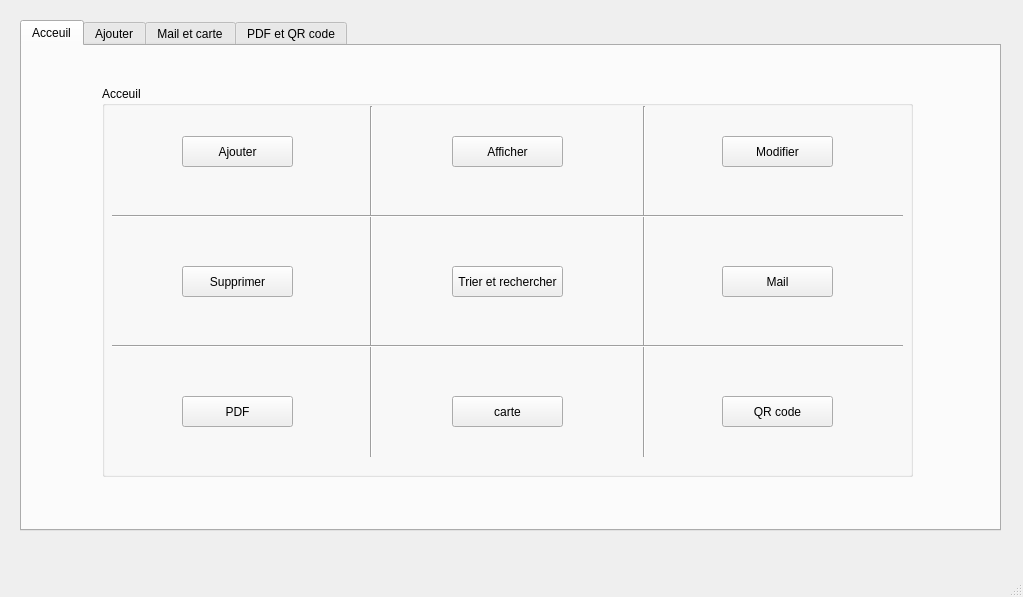
First picture: the form in mainwindow.ui, repository aziz212002/SMART-AIRPORT-2A21, before the edit.
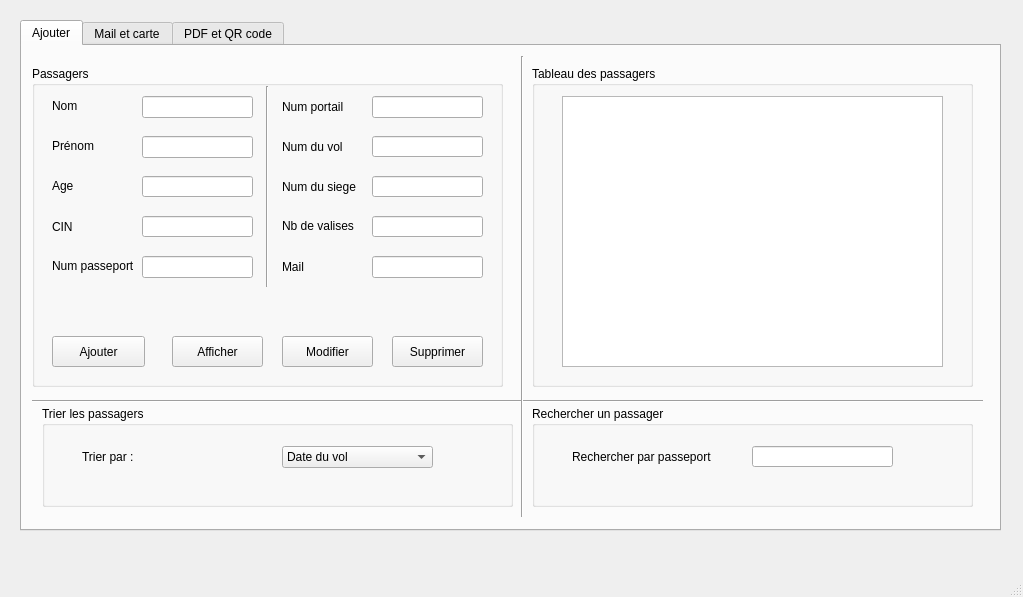
Second picture: the form after the edit. The open tabs and pages were chosen to show the change.

Diff of the .ui file:
```diff
--- a/mainwindow.ui
+++ b/mainwindow.ui
@@ -24,195 +24,8 @@
      </rect>
     </property>
     <property name="currentIndex">
-     <number>1</number>
+     <number>0</number>
     </property>
-    <widget class="QWidget" name="tab_3">
-     <attribute name="title">
-      <string>Acceuil</string>
-     </attribute>
-     <widget class="QGroupBox" name="groupBox_9">
-      <property name="geometry">
-       <rect>
-        <x>80</x>
-        <y>40</y>
-        <width>811</width>
-        <height>391</height>
-       </rect>
-      </property>
-      <property name="title">
-       <string>Acceuil</string>
-      </property>
-      <widget class="QPushButton" name="pushButton_11">
-       <property name="geometry">
-        <rect>
-         <x>620</x>
-         <y>180</y>
-         <width>111</width>
-         <height>31</height>
-        </rect>
-       </property>
-       <property name="text">
-        <string>Mail</string>
-       </property>
-      </widget>
-      <widget class="QPushButton" name="pushButton">
-       <property name="geometry">
-        <rect>
-         <x>80</x>
-         <y>50</y>
-         <width>111</width>
-         <height>31</height>
-        </rect>
-       </property>
-       <property name="text">
-        <string>Ajouter</string>
-       </property>
-      </widget>
-      <widget class="QPushButton" name="pushButton_19">
-       <property name="geometry">
-        <rect>
-         <x>350</x>
-         <y>50</y>
-         <width>111</width>
-         <height>31</height>
-        </rect>
-       </property>
-       <property name="text">
-        <string>Afficher</string>
-       </property>
-      </widget>
-      <widget class="QPushButton" name="pushButton_3">
-       <property name="geometry">
-        <rect>
-         <x>620</x>
-         <y>50</y>
-         <width>111</width>
-         <height>31</height>
-        </rect>
-       </property>
-       <property name="text">
-        <string>Modifier</string>
-       </property>
-      </widget>
-      <widget class="QPushButton" name="pushButton_20">
-       <property name="geometry">
-        <rect>
-         <x>350</x>
-         <y>180</y>
-         <width>111</width>
-         <height>31</height>
-        </rect>
-       </property>
-       <property name="text">
-        <string>Trier et rechercher</string>
-       </property>
-      </widget>
-      <widget class="QPushButton" name="pushButton_21">
-       <property name="geometry">
-        <rect>
-         <x>350</x>
-         <y>310</y>
-         <width>111</width>
-         <height>31</height>
-        </rect>
-       </property>
-       <property name="text">
-        <string>carte</string>
-       </property>
-      </widget>
-      <widget class="QPushButton" name="pushButton_2">
-       <property name="geometry">
-        <rect>
-         <x>80</x>
-         <y>180</y>
-         <width>111</width>
-         <height>31</height>
-        </rect>
-       </property>
-       <property name="text">
-        <string>Supprimer</string>
-       </property>
-      </widget>
-      <widget class="QPushButton" name="pushButton_4">
-       <property name="geometry">
-        <rect>
-         <x>80</x>
-         <y>310</y>
-         <width>111</width>
-         <height>31</height>
-        </rect>
-       </property>
-       <property name="text">
-        <string>PDF</string>
-       </property>
-      </widget>
-      <widget class="QPushButton" name="pushButton_12">
-       <property name="geometry">
-        <rect>
-         <x>620</x>
-         <y>310</y>
-         <width>111</width>
-         <height>31</height>
-        </rect>
-       </property>
-       <property name="text">
-        <string>QR code</string>
-       </property>
-      </widget>
-      <widget class="Line" name="line_6">
-       <property name="geometry">
-        <rect>
-         <x>179</x>
-         <y>20</y>
-         <width>181</width>
-         <height>351</height>
-        </rect>
-       </property>
-       <property name="orientation">
-        <enum>Qt::Vertical</enum>
-       </property>
-      </widget>
-      <widget class="Line" name="line_7">
-       <property name="geometry">
-        <rect>
-         <x>452</x>
-         <y>20</y>
-         <width>181</width>
-         <height>351</height>
-        </rect>
-       </property>
-       <property name="orientation">
-        <enum>Qt::Vertical</enum>
-       </property>
-      </widget>
-      <widget class="Line" name="line_8">
-       <property name="geometry">
-        <rect>
-         <x>10</x>
-         <y>85</y>
-         <width>791</width>
-         <height>91</height>
-        </rect>
-       </property>
-       <property name="orientation">
-        <enum>Qt::Horizontal</enum>
-       </property>
-      </widget>
-      <widget class="Line" name="line_9">
-       <property name="geometry">
-        <rect>
-         <x>10</x>
-         <y>210</y>
-         <width>791</width>
-         <height>101</height>
-        </rect>
-       </property>
-       <property name="orientation">
-        <enum>Qt::Horizontal</enum>
-       </property>
-      </widget>
-     </widget>
-    </widget>
     <widget class="QWidget" name="tab">
      <attribute name="title">
       <string>Ajouter</string>
@@ -220,7 +33,7 @@
      <widget class="QGroupBox" name="groupBox_5">
       <property name="geometry">
        <rect>
-        <x>20</x>
+        <x>10</x>
         <y>20</y>
         <width>471</width>
         <height>321</height>
@@ -268,7 +81,7 @@
         <string>Age</string>
        </property>
       </widget>
-      <widget class="QLineEdit" name="lineEdit_nom_3">
+      <widget class="QLineEdit" name="lineEdit_nom">
        <property name="geometry">
         <rect>
          <x>110</x>
@@ -278,7 +91,7 @@
         </rect>
        </property>
       </widget>
-      <widget class="QLineEdit" name="lineEdit_prenom_3">
+      <widget class="QLineEdit" name="lineEdit_prenom">
        <property name="geometry">
         <rect>
          <x>110</x>
@@ -288,7 +101,7 @@
         </rect>
        </property>
       </widget>
-      <widget class="QLineEdit" name="lineEdit_passport_3">
+      <widget class="QLineEdit" name="lineEdit_valise">
        <property name="geometry">
         <rect>
          <x>340</x>
@@ -324,7 +137,7 @@
         <string>Nb de valises</string>
        </property>
       </widget>
-      <widget class="QLineEdit" name="lineEdit_vol_3">
+      <widget class="QLineEdit" name="lineEdit_cin">
        <property name="geometry">
         <rect>
          <x>110</x>
@@ -334,7 +147,7 @@
         </rect>
        </property>
       </widget>
-      <widget class="QLineEdit" name="lineEdit_valise_3">
+      <widget class="QLineEdit" name="lineEdit_pass">
        <property name="geometry">
         <rect>
          <x>110</x>
@@ -344,7 +157,7 @@
         </rect>
        </property>
       </widget>
-      <widget class="QLineEdit" name="lineEdit_4">
+      <widget class="QLineEdit" name="lineEdit_porte">
        <property name="geometry">
         <rect>
          <x>340</x>
@@ -354,7 +167,7 @@
         </rect>
        </property>
       </widget>
-      <widget class="QLineEdit" name="lineEdit_5">
+      <widget class="QLineEdit" name="lineEdit_siege">
        <property name="geometry">
         <rect>
          <x>340</x>
@@ -364,16 +177,6 @@
         </rect>
        </property>
       </widget>
-      <widget class="QDateEdit" name="dateEdit_3">
-       <property name="geometry">
-        <rect>
-         <x>110</x>
-         <y>110</y>
-         <width>111</width>
-         <height>21</height>
-        </rect>
-       </property>
-      </widget>
       <widget class="QLabel" name="label_22">
        <property name="geometry">
         <rect>
@@ -413,57 +216,11 @@
         <string>CIN</string>
        </property>
       </widget>
-      <widget class="QDateEdit" name="dateEdit_4">
-       <property name="geometry">
-        <rect>
-         <x>340</x>
-         <y>190</y>
-         <width>111</width>
-         <height>22</height>
-        </rect>
-       </property>
-      </widget>
-      <widget class="QTimeEdit" name="timeEdit_2">
-       <property name="geometry">
-        <rect>
-         <x>340</x>
-         <y>230</y>
-         <width>111</width>
-         <height>22</height>
-        </rect>
-       </property>
-      </widget>
-      <widget class="QLabel" name="label_25">
-       <property name="geometry">
-        <rect>
-         <x>250</x>
-         <y>190</y>
-         <width>81</width>
-         <height>21</height>
-        </rect>
-       </property>
-       <property name="text">
-        <string>Date du vol</string>
-       </property>
-      </widget>
-      <widget class="QLabel" name="label_26">
-       <property name="geometry">
-        <rect>
-         <x>250</x>
-         <y>230</y>
-         <width>81</width>
-         <height>21</height>
-        </rect>
-       </property>
-       <property name="text">
-        <string>Heure du vol</string>
-       </property>
-      </widget>
       <widget class="QLabel" name="label_27">
        <property name="geometry">
         <rect>
-         <x>20</x>
-         <y>230</y>
+         <x>250</x>
+         <y>190</y>
          <width>81</width>
          <height>21</height>
         </rect>
@@ -472,17 +229,17 @@
         <string>Mail</string>
        </property>
       </widget>
-      <widget class="QLineEdit" name="lineEdit_6">
+      <widget class="QLineEdit" name="lineEdit_mail">
        <property name="geometry">
         <rect>
-         <x>110</x>
-         <y>230</y>
+         <x>340</x>
+         <y>190</y>
          <width>111</width>
          <height>22</height>
         </rect>
        </property>
       </widget>
-      <widget class="QLineEdit" name="lineEdit_13">
+      <widget class="QLineEdit" name="lineEdit_vol">
        <property name="geometry">
         <rect>
          <x>340</x>
@@ -505,7 +262,7 @@
         <string>Num portail</string>
        </property>
       </widget>
-      <widget class="QPushButton" name="pushButton_7">
+      <widget class="QPushButton" name="pushButton_affiche">
        <property name="geometry">
         <rect>
          <x>140</x>
@@ -518,7 +275,7 @@
         <string>Afficher</string>
        </property>
       </widget>
-      <widget class="QPushButton" name="pushButton_5">
+      <widget class="QPushButton" name="pb_ajouter">
        <property name="geometry">
         <rect>
          <x>20</x>
@@ -531,7 +288,7 @@
         <string>Ajouter</string>
        </property>
       </widget>
-      <widget class="QPushButton" name="pushButton_22">
+      <widget class="QPushButton" name="pb_modif">
        <property name="geometry">
         <rect>
          <x>250</x>
@@ -544,7 +301,7 @@
         <string>Modifier</string>
        </property>
       </widget>
-      <widget class="QPushButton" name="pushButton_23">
+      <widget class="QPushButton" name="pb_supp">
        <property name="geometry">
         <rect>
          <x>360</x>
@@ -554,7 +311,7 @@
         </rect>
        </property>
        <property name="text">
-        <string>Suprimer</string>
+        <string>Supprimer</string>
        </property>
       </widget>
       <widget class="Line" name="line">
@@ -563,13 +320,23 @@
          <x>225</x>
          <y>20</y>
          <width>21</width>
-         <height>241</height>
+         <height>201</height>
         </rect>
        </property>
        <property name="orientation">
         <enum>Qt::Vertical</enum>
        </property>
       </widget>
+      <widget class="QLineEdit" name="lineEdit_age">
+       <property name="geometry">
+        <rect>
+         <x>110</x>
+         <y>110</y>
+         <width>111</width>
+         <height>21</height>
+        </rect>
+       </property>
+      </widget>
      </widget>
      <widget class="QGroupBox" name="groupBox_7">
       <property name="geometry">
@@ -583,75 +350,15 @@
       <property name="title">
        <string>Tableau des passagers</string>
       </property>
-      <widget class="QTableWidget" name="tableWidget">
+      <widget class="QTableView" name="tablePassager">
        <property name="geometry">
         <rect>
-         <x>20</x>
+         <x>30</x>
          <y>30</y>
-         <width>401</width>
+         <width>381</width>
          <height>271</height>
         </rect>
        </property>
-       <column>
-        <property name="text">
-         <string>Nom</string>
-        </property>
-       </column>
-       <column>
-        <property name="text">
-         <string>Prénom</string>
-        </property>
-       </column>
-       <column>
-        <property name="text">
-         <string>Age</string>
-        </property>
-       </column>
-       <column>
-        <property name="text">
-         <string>CIN</string>
-        </property>
-       </column>
-       <column>
-        <property name="text">
-         <string>Passeport</string>
-        </property>
-       </column>
-       <column>
-        <property name="text">
-         <string>Nouvelle colonne</string>
-        </property>
-       </column>
-       <column>
-        <property name="text">
-         <string>Portail</string>
-        </property>
-       </column>
-       <column>
-        <property name="text">
-         <string>Vol</string>
-        </property>
-       </column>
-       <column>
-        <property name="text">
-         <string>Siege</string>
-        </property>
-       </column>
-       <column>
-        <property name="text">
-         <string>Nouvelle colonne</string>
-        </property>
-       </column>
-       <column>
-        <property name="text">
-         <string>Date</string>
-        </property>
-       </column>
-       <column>
-        <property name="text">
-         <string>Heure</string>
-        </property>
-       </column>
       </widget>
      </widget>
      <widget class="QGroupBox" name="groupBox_2">
```
